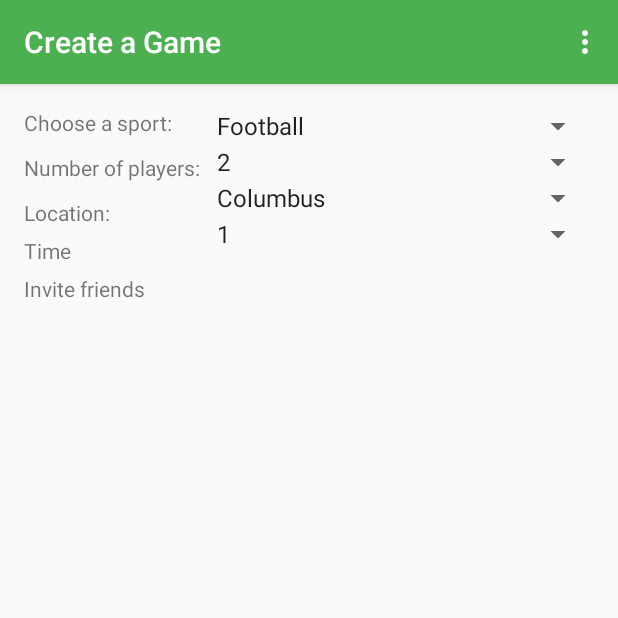
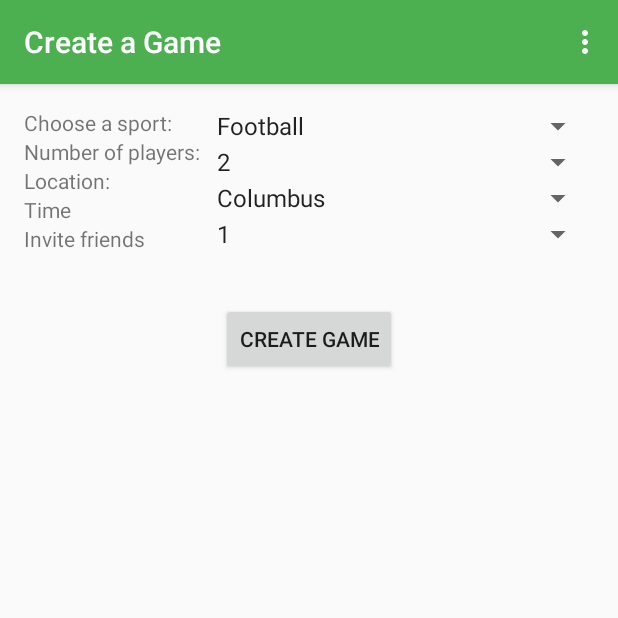
Before and after one commit to MatthewConrad/pick-up, an Android app: the CreateGameActivity screen opened directly, with no data from a screen before it, on a phone screen of 412 x 824 dp, the top half of it. Run offline under Robolectric (Android 15) with nearby library versions, the phone set to English and light mode, and no system bars; libraries missing offline, so code that uses them is left out: com.parse.

Commit message:
Create Game Activity Added location services

```diff
--- a/app/src/main/java/com/nedaco/pickup/CreateGameActivity.java
+++ b/app/src/main/java/com/nedaco/pickup/CreateGameActivity.java
@@ -1,23 +1,83 @@
 package com.nedaco.pickup;
 
 import android.content.Intent;
+import android.graphics.Point;
+import android.location.Location;
 import android.support.v7.app.AppCompatActivity;
 import android.os.Bundle;
+import android.util.Log;
 import android.view.Menu;
 import android.view.MenuItem;
+import android.view.View;
 import android.widget.ArrayAdapter;
+import android.widget.Button;
 import android.widget.Spinner;
+import android.widget.TextView;
+import android.widget.Toast;
+
+import com.google.android.gms.common.ConnectionResult;
+import com.google.android.gms.common.api.GoogleApiClient;
+import com.google.android.gms.location.LocationRequest;
+import com.google.android.gms.location.LocationServices;
+import com.parse.ParseGeoPoint;
+import com.parse.ParseObject;
 
 import java.util.prefs.Preferences;
 
-public class CreateGameActivity extends AppCompatActivity {
+public class CreateGameActivity extends AppCompatActivity implements
+        GoogleApiClient.ConnectionCallbacks, GoogleApiClient.OnConnectionFailedListener,  com.google.android.gms.location.LocationListener {
+
+    private Button mCreateGame;
+    private Spinner spinner1, spinner2, spinner3, spinner4;
+    private Location mLastLocation;
+    private TextView mLatitudeText, mLongitudeText;
+    private GoogleApiClient mGoogleApiClient;
+    private LocationRequest mLocationRequest;
+
+
+    protected synchronized void buildGoogleApiClient() {
+        mGoogleApiClient = new GoogleApiClient.Builder(this)
+                .addConnectionCallbacks(this)
+                .addOnConnectionFailedListener(this)
+                .addApi(LocationServices.API)
+                .build();
+    }
+
+    @Override
+    public void onConnected(Bundle connectionHint) {
+
+        Location location = LocationServices.FusedLocationApi.getLastLocation(mGoogleApiClient);
+
+        if (location == null) {
+            LocationServices.FusedLocationApi.requestLocationUpdates(mGoogleApiClient, mLocationRequest, this);
+
+        } else {
+        mLastLocation = location;
+        }
+    }
+
+    @Override
+    public void onConnectionSuspended(int i) {
+        Log.d("Connection suspened", "Connection suspended");
+    }
+
+    @Override
+    public void onConnectionFailed(ConnectionResult connectionResult) {
+        Log.d("Connection suspened", "Connection suspended");
+    }
 
     @Override
     protected void onCreate(Bundle savedInstanceState) {
         super.onCreate(savedInstanceState);
         setContentView(R.layout.activity_create_game);
 
-        Spinner spinner1 = (Spinner) findViewById(R.id.spin_sport);
+        buildGoogleApiClient();
+
+        // create LocationRequest
+        mLocationRequest = LocationRequest.create().setPriority(LocationRequest.PRIORITY_LOW_POWER)
+                .setInterval(60 * 1000).setFastestInterval(10 * 1000);
+
+        spinner1 = (Spinner) findViewById(R.id.spin_sport);
         // Create an ArrayAdapter using the string array and a default spinner layout
         ArrayAdapter<CharSequence> adapter1 = ArrayAdapter.createFromResource(this,
                 R.array.sport_spinner, android.R.layout.simple_spinner_item);
@@ -26,7 +86,7 @@ public class CreateGameActivity extends AppCompatActivity {
         // Apply the adapter to the spinner
         spinner1.setAdapter(adapter1);
 
-        Spinner spinner2 = (Spinner) findViewById(R.id.spin_numplayers);
+        spinner2 = (Spinner) findViewById(R.id.spin_numplayers);
         // Create an ArrayAdapter using the string array and a default spinner layout
         ArrayAdapter<CharSequence> adapter2 = ArrayAdapter.createFromResource(this,
                 R.array.numplayers_spinner, android.R.layout.simple_spinner_item);
@@ -35,7 +95,7 @@ public class CreateGameActivity extends AppCompatActivity {
         // Apply the adapter to the spinner
         spinner2.setAdapter(adapter2);
 
-        Spinner spinner3 = (Spinner) findViewById(R.id.spin_location);
+        spinner3 = (Spinner) findViewById(R.id.spin_location);
         // Create an ArrayAdapter using the string array and a default spinner layout
         ArrayAdapter<CharSequence> adapter3 = ArrayAdapter.createFromResource(this,
                 R.array.location_spinner, android.R.layout.simple_spinner_item);
@@ -44,7 +104,7 @@ public class CreateGameActivity extends AppCompatActivity {
         // Apply the adapter to the spinner
         spinner3.setAdapter(adapter3);
 
-        Spinner spinner4 = (Spinner) findViewById(R.id.spin_time);
+        spinner4 = (Spinner) findViewById(R.id.spin_time);
         // Create an ArrayAdapter using the string array and a default spinner layout
         ArrayAdapter<CharSequence> adapter4 = ArrayAdapter.createFromResource(this,
                 R.array.time_spinner, android.R.layout.simple_spinner_item);
@@ -52,6 +112,14 @@ public class CreateGameActivity extends AppCompatActivity {
         adapter4.setDropDownViewResource(android.R.layout.simple_spinner_dropdown_item);
         // Apply the adapter to the spinner
         spinner4.setAdapter(adapter4);
+
+        mCreateGame = (Button) findViewById(R.id.button_createGame);
+        mCreateGame.setOnClickListener(new View.OnClickListener() {
+            @Override
+            public void onClick(View view) {
+                storeGame();
+            }
+        });
 
     }
 
@@ -71,16 +139,15 @@ public class CreateGameActivity extends AppCompatActivity {
         int id = item.getItemId();
 
         //noinspection SimplifiableIfStatement
-        switch (id)
-        {
+        switch (id) {
             case R.id.map:
-                intent = new Intent(CreateGameActivity.this,MapsActivity.class);
+                intent = new Intent(CreateGameActivity.this, MapsActivity.class);
                 break;
             //case R.id.create_game:
-             //   intent = new Intent(CreateGameActivity.this,CreateGameActivity.class);
-              //  break;
+            //   intent = new Intent(CreateGameActivity.this,CreateGameActivity.class);
+            //  break;
             case R.id.Preferences:
-                intent = new Intent(CreateGameActivity.this,PreferencesActivity.class);
+                intent = new Intent(CreateGameActivity.this, PreferencesActivity.class);
                 break;
             default:
                 intent = null;
@@ -88,14 +155,56 @@ public class CreateGameActivity extends AppCompatActivity {
 
         }
 
-        if(intent!=null)
-        {
+        if (intent != null) {
             startActivity(intent);
         }
         //if (id == R.id.map) {
-         //   return true;
-       // }
+        //   return true;
+        // }
 
         return super.onOptionsItemSelected(item);
     }
+
+
+    public void storeGame() {
+        ParseGeoPoint point = new ParseGeoPoint(mLastLocation.getLatitude(), mLastLocation.getLongitude());
+        ParseObject game = new ParseObject("Game");
+
+        game.put("location", point);
+        game.put("sport", spinner1.getSelectedItem().toString());
+        game.put("time", spinner4.getSelectedItem().toString());
+        game.put("number_of_players", spinner2.getSelectedItem());
+        game.saveInBackground();
+        Toast.makeText(getApplicationContext(), "Game Saved", Toast.LENGTH_LONG).show();
+
+    }
+
+    @Override
+    protected void onPause() {
+        super.onPause();
+        Log.i("Creategameactivity", "Activity onPause() called.");
+        // don't want to continue using api client when the app is not in the foreground, so disconnect
+        if (mGoogleApiClient.isConnected()) mGoogleApiClient.disconnect();
+    }
+
+    @Override
+    protected void onResume() {
+        super.onResume();
+        Log.i("Creategameactivity", "Activity onResume() called.");
+        mGoogleApiClient.connect();
+    }
+
+    @Override
+    public void onLocationChanged(Location location) {
+        handleNewLocation(location);
+    }
+
+    private void handleNewLocation(Location location) {
+        Log.d("Creategameactivity", location.toString());
+
+        mLongitudeText.setText(String.valueOf(location.getLongitude()));
+        mLatitudeText.setText(String.valueOf(location.getLatitude()));
+
+
+    }
 }
--- a/app/src/main/res/layout/activity_create_game.xml
+++ b/app/src/main/res/layout/activity_create_game.xml
@@ -14,7 +14,7 @@
             android:id="@+id/text_sport"
             android:text="Choose a sport:"
             android:layout_width="wrap_content"
-            android:layout_height="30dp"/>
+            android:layout_height="wrap_content"/>
 
     <Spinner
         android:id="@+id/spin_sport"
@@ -29,7 +29,7 @@
             android:id="@+id/text_numplayers"
             android:text="Number of players: "
             android:layout_width="wrap_content"
-            android:layout_height="30dp"
+            android:layout_height="wrap_content"
             android:layout_below="@id/text_sport"
             />
     <Spinner
@@ -45,7 +45,7 @@
             android:id="@+id/text_location"
             android:text="Location:"
             android:layout_width="wrap_content"
-            android:layout_height="25dp"
+            android:layout_height="wrap_content"
             android:layout_below="@id/text_numplayers"
             />
     <Spinner
@@ -60,7 +60,7 @@
             android:id="@+id/text_time"
             android:text="Time"
             android:layout_width="wrap_content"
-            android:layout_height="25dp"
+            android:layout_height="wrap_content"
             android:layout_below="@id/text_location"
             />
     <Spinner
@@ -77,8 +77,14 @@
             android:id="@+id/text_invitefriends"
             android:text="Invite friends"
             android:layout_width="wrap_content"
-            android:layout_height="25dp"
+            android:layout_height="wrap_content"
             android:layout_below="@id/text_time"
             />
+    <Button
+        android:layout_width="wrap_content"
+        android:layout_height="wrap_content"
+        android:text="Create Game"
+        android:id="@+id/button_createGame" android:layout_below="@+id/spin_time"
+        android:layout_centerHorizontal="true" android:layout_marginTop="34dp"/>
 
 </RelativeLayout>
```
